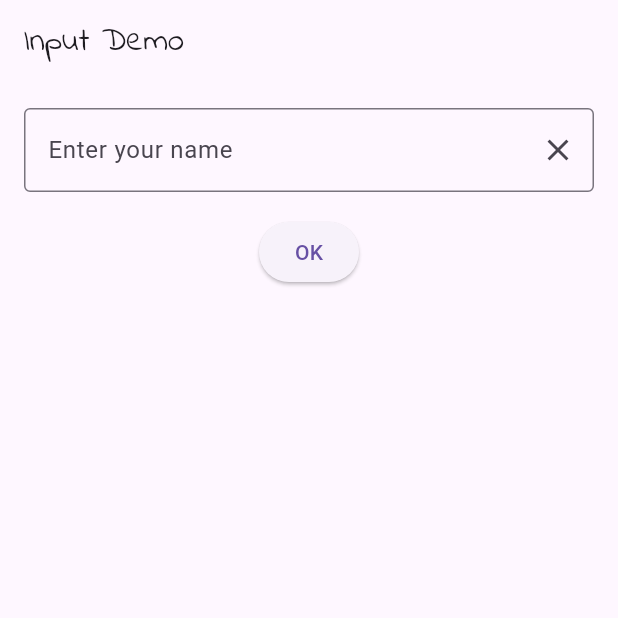
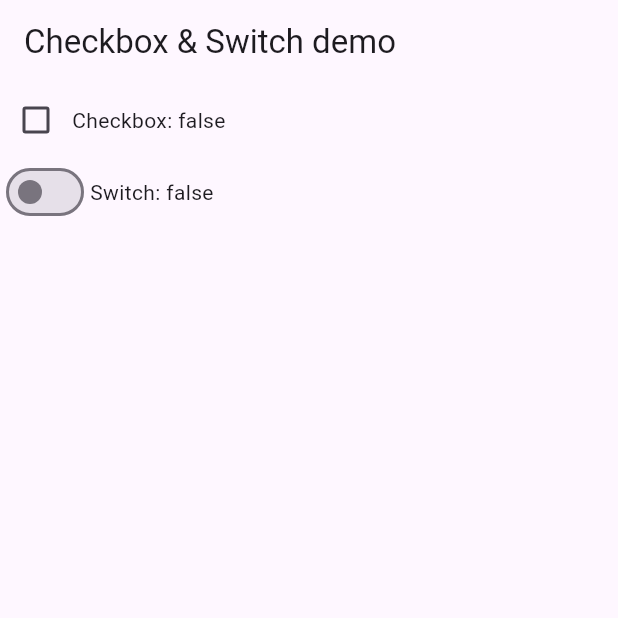
Before and after one commit to Mondanai/App, a Flutter app: the screen it shows after launch, on a phone screen of 412 x 824 dp, the top half of it. Run offline on Flutter 3.47's test engine with Material 3 defaults, Android fonts, the light colour scheme and no system bars.

Commit message:
CheckboxDemo

```diff
--- a/lib/main.dart
+++ b/lib/main.dart
@@ -1,8 +1,6 @@
 import 'package:flutter/material.dart';
-import 'package:flutter_application_week5/week04/input_demo.dart';
-
+import 'package:flutter_application_week5/week7/checkboxdemo.dart';
 
 void main() {
-  //basic
-runApp(MaterialApp(home:InputDemo()));
+  runApp(MaterialApp(debugShowCheckedModeBanner: false, home: CheckboxDemo()));
 }
--- /dev/null
+++ b/lib/week7/checkboxdemo.dart
@@ -0,0 +1,61 @@
+import 'package:flutter/material.dart';
+
+
+class CheckboxDemo extends StatefulWidget {
+  const CheckboxDemo({super.key});
+
+
+  @override
+  State<CheckboxDemo> createState() => _CheckboxDemoState();
+}
+
+
+class _CheckboxDemoState extends State<CheckboxDemo> {
+  bool cb = false, sw = false;
+
+
+  void toggleCheckbox(bool? status) {
+    setState(() {
+      cb = status!;
+    });
+  }
+
+
+  void toggleSwitch(bool? status) {
+    setState(() {
+      sw = status!;
+    });
+  }
+
+
+  @override
+  Widget build(BuildContext context) {
+    return Scaffold(
+      appBar: AppBar(
+        title: const Text('Checkbox & Switch demo'),
+      ),
+      body: Column(
+        children: [
+          Row(
+            children: [
+              Checkbox(
+                value: cb,
+                onChanged: toggleCheckbox,
+              ),
+              Text('Checkbox: $cb'),
+            ],
+          ),
+          Row(
+            children: [
+              Switch(
+                value: sw,
+                onChanged: toggleSwitch,
+              ),
+              Text('Switch: $sw'),
+            ],
+          ),
+        ],
+      ),
+    );
+  }
+}
```
Also changed, not shown: pubspec.yaml (+11 -5 lines), assets/images/farm/Farm.jpg (added), assets/images/farm/broccoli.png (added), assets/images/farm/carrot.png (added), assets/images/farm/corn.png (added), assets/images/farm/pumpkin.png (added), assets/images/farm/tomato.png (added), 1 other file.
